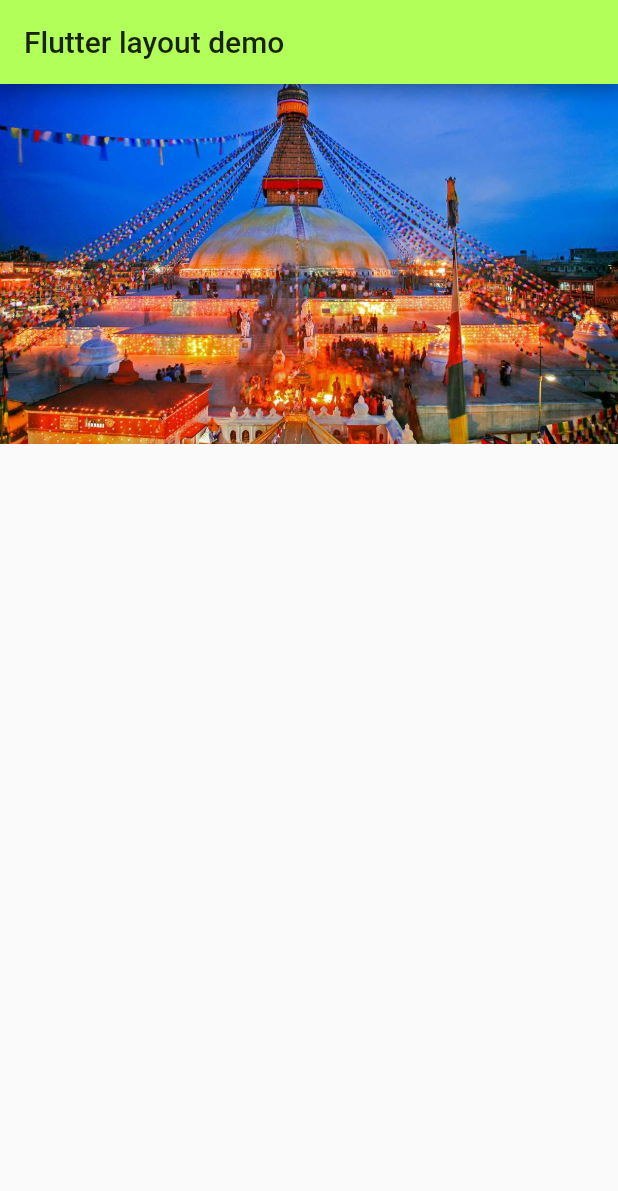
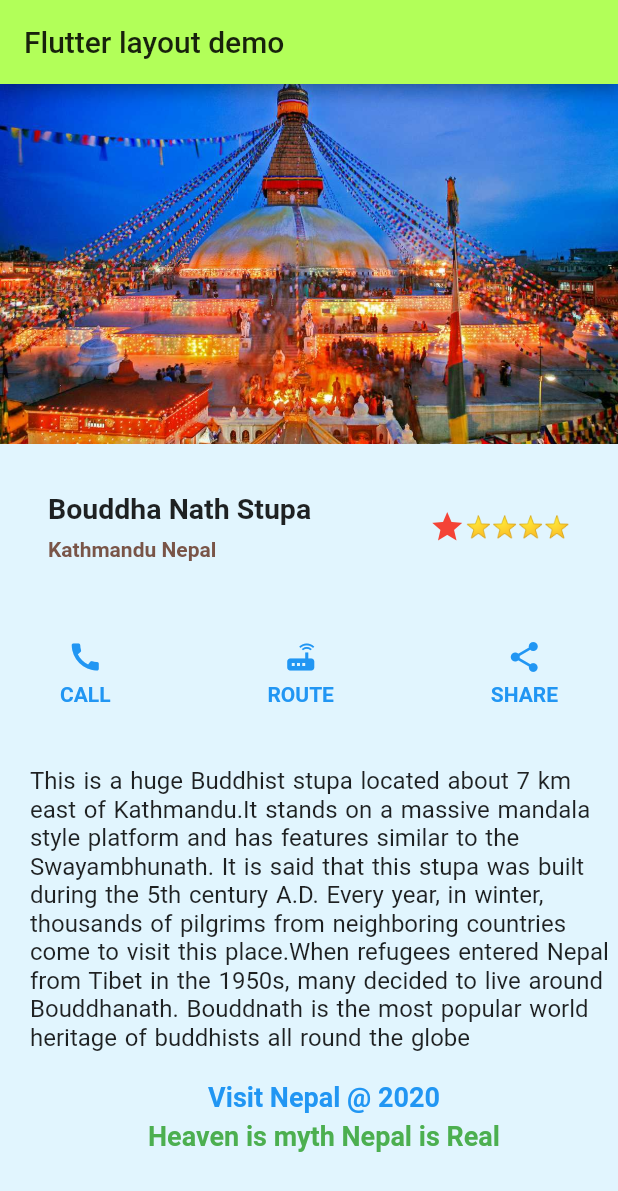
Before and after one commit to sansrit/research, a Flutter app: the screen it shows after launch, on a phone screen of 412 x 824 dp. Shown: the top 1191 px of the screen. Run offline on Flutter 3.47's test engine with Material 2 defaults, Android fonts, the light colour scheme and no system bars.

Commit message:
flutter layout building with addtion of row column expanded and fundamentals widgets from flutter docs were accomplished

```diff
--- a/lib/Screens/info_page.dart
+++ b/lib/Screens/info_page.dart
@@ -4,16 +4,167 @@ class Info1 extends StatelessWidget {
   @override
   Widget build(BuildContext context) {
     return Scaffold(
+      backgroundColor: Colors.lightBlue[50],
       appBar: AppBar(
         title: Text('Flutter layout demo'),
       ),
       body: Column(
         children: [
-          Image.asset(
-            'assets/image/bouddha.jpg',
-            width: 600,
-            height: 240,
-            fit: BoxFit.cover,
+          Container(
+            decoration: BoxDecoration(
+              borderRadius: BorderRadius.circular(80),
+            ),
+            child: Image.asset(
+              'assets/image/bouddha.jpg',
+              width: 600,
+              height: 240,
+              fit: BoxFit.cover,
+            ),
+          ),
+          Container(
+            padding: EdgeInsets.all(32),
+            child: Row(
+              children: [
+                Expanded(
+                  child: Column(
+                    crossAxisAlignment: CrossAxisAlignment.start,
+                    children: [
+                      Container(
+                        // margin: EdgeInsets.only(left: 30),
+                        padding: EdgeInsets.only(
+                          bottom: 8,
+                        ),
+                        child: Text(
+                          'Bouddha Nath Stupa',
+                          style: TextStyle(
+                            fontWeight: FontWeight.bold,
+                            fontSize: 19,
+                          ),
+                        ),
+                      ),
+                      Text(
+                        'Kathmandu Nepal',
+                        style: TextStyle(
+                          color: Colors.brown,
+                          fontWeight: FontWeight.w600,
+                        ),
+                      ),
+                    ],
+                  ),
+                ),
+                Icon(
+                  Icons.star,
+                  color: Colors.red,
+                ),
+                Text(
+                  '⭐⭐⭐⭐',
+                  style: TextStyle(
+                    fontWeight: FontWeight.bold,
+                    color: Colors.red,
+                  ),
+                ),
+              ],
+            ),
+          ),
+          //Container for icon and name beneath
+          Container(
+            margin: EdgeInsets.only(top: 20, bottom: 20, left: 40, right: 40),
+            child: Row(
+              mainAxisAlignment: MainAxisAlignment.spaceBetween,
+              children: [
+                Column(
+                  children: [
+                    Icon(
+                      Icons.call,
+                      color: Colors.blue,
+                    ),
+                    SizedBox(
+                      height: 5,
+                    ),
+                    Text(
+                      'CALL',
+                      style: TextStyle(
+                        fontWeight: FontWeight.bold,
+                        color: Colors.blue,
+                      ),
+                    ),
+                  ],
+                  //route
+                ),
+                Column(
+                  children: [
+                    Icon(
+                      Icons.router,
+                      color: Colors.blue,
+                    ),
+                    SizedBox(
+                      height: 5,
+                    ),
+                    Text(
+                      'ROUTE',
+                      style: TextStyle(
+                        fontWeight: FontWeight.bold,
+                        color: Colors.blue,
+                      ),
+                    ),
+                  ],
+                  //route
+                ),
+                Column(
+                  children: [
+                    Icon(
+                      Icons.share,
+                      color: Colors.blue,
+                    ),
+                    SizedBox(
+                      height: 5,
+                    ),
+                    Text(
+                      'SHARE',
+                      style: TextStyle(
+                        fontWeight: FontWeight.bold,
+                        color: Colors.blue,
+                      ),
+                    ),
+                  ],
+                  //route
+                ),
+              ],
+            ),
+          ),
+          Container(
+            margin: EdgeInsets.only(top: 20, left: 20),
+            child: Text(
+              'This is a huge Buddhist stupa located about 7 km east of Kathmandu.It stands on a massive mandala style platform and has features similar to the Swayambhunath. It is said that this stupa was built during the 5th century A.D. Every year, in winter, thousands of pilgrims from neighboring countries come to visit this place.When refugees entered Nepal from Tibet in the 1950s, many decided to live around Bouddhanath. Bouddnath is the most popular world heritage of buddhists all round the globe',
+              style: TextStyle(
+                fontSize: 16,
+                wordSpacing: 1.2,
+              ),
+            ),
+          ),
+
+          Container(
+            margin: EdgeInsets.only(top: 20, left: 20),
+            child: Text(
+              'Visit Nepal @ 2020',
+              style: TextStyle(
+                fontWeight: FontWeight.bold,
+                color: Colors.blue,
+                fontSize: 18,
+              ),
+            ),
+          ),
+
+          Container(
+            margin: EdgeInsets.only(top: 5, left: 20),
+            child: Text(
+              'Heaven is myth Nepal is Real',
+              style: TextStyle(
+                fontWeight: FontWeight.bold,
+                color: Colors.green,
+                fontSize: 18,
+              ),
+            ),
           ),
         ],
       ),
```
